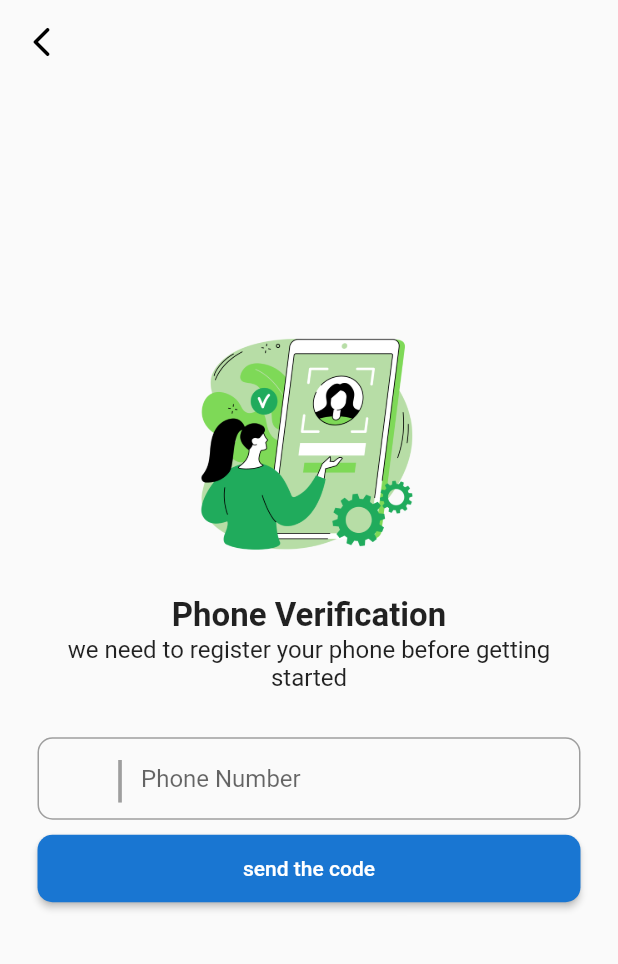
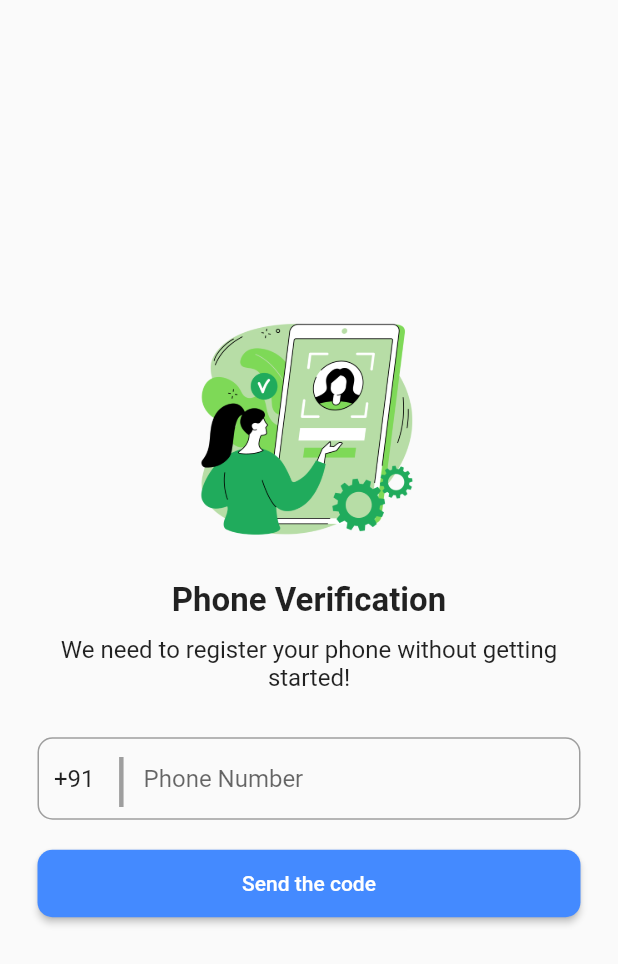
Before and after one commit to GoyalRocks/Crime_Detection, a Flutter app: the MyPhone screen opened by its route, on a phone screen of 412 x 824 dp. Shown: the top 964 px of the screen. Run offline on Flutter 3.47's test engine with Material 2 defaults, Android fonts, the phone set to English and light mode, and no system bars; our stand-ins replace firebase_auth, firebase_core, google_maps_flutter, permission_handler, pinput; missing offline and left inert: zego_uikit_prebuilt_live_streaming; accounts and stored records are empty.

Commit message:
crime detectction

```diff
--- /dev/null
+++ b/lib/const.dart
@@ -0,0 +1,4 @@
+class Constants{
+  static const int appId = 1510720922;
+  static const String appSign ="d1e57ba518ed3a007545058bbee4a32108549836d39f31e3b25ae3a525484daf";
+}
--- a/lib/phone_otp.dart
+++ b/lib/phone_otp.dart
@@ -1,7 +1,10 @@
+import 'package:firebase_auth/firebase_auth.dart';
 import 'package:flutter/material.dart';
 
 class MyPhone extends StatefulWidget {
   const MyPhone({Key? key}) : super(key: key);
+
+  static String verify = "";
 
   @override
   State<MyPhone> createState() => _MyPhoneState();
@@ -9,9 +12,11 @@ class MyPhone extends StatefulWidget {
 
 class _MyPhoneState extends State<MyPhone> {
   TextEditingController countryController = TextEditingController();
+  var phone="";
 
-  void iniState()
-  {
+  @override
+  void initState() {
+    // TODO: implement initState
     countryController.text = "+91";
     super.initState();
   }
@@ -19,18 +24,6 @@ class _MyPhoneState extends State<MyPhone> {
   @override
   Widget build(BuildContext context) {
     return Scaffold(
-      extendBodyBehindAppBar: true,
-      appBar: AppBar(
-        backgroundColor: Colors.transparent,
-        leading: IconButton(
-          onPressed: (){
-            Navigator.pop(context);
-          },
-          icon: const Icon(Icons.arrow_back_ios_rounded,
-          color: Colors.black,)
-        ),
-        elevation: 0,
-      ),
       body: Container(
         margin: const EdgeInsets.only(left: 25, right: 25),
         alignment: Alignment.center,
@@ -38,13 +31,26 @@ class _MyPhoneState extends State<MyPhone> {
           child: Column(
             mainAxisAlignment: MainAxisAlignment.center,
             children: [
-              Image.asset('assets/img1.png', width: 150, height: 150,),
-              const SizedBox(height: 25,),
-              const Text("Phone Verification",
+              Image.asset(
+                'assets/img1.png',
+                width: 150,
+                height: 150,
+              ),
+              const SizedBox(
+                height: 25,
+              ),
+              const Text(
+                "Phone Verification",
                 style: TextStyle(fontSize: 22, fontWeight: FontWeight.bold),
               ),
-              const Text("we need to register your phone before getting started",
-              style: TextStyle(fontSize: 16,),
+              const SizedBox(
+                height: 10,
+              ),
+              const Text(
+                "We need to register your phone without getting started!",
+                style: TextStyle(
+                  fontSize: 16,
+                ),
                 textAlign: TextAlign.center,
               ),
               const SizedBox(
@@ -53,13 +59,14 @@ class _MyPhoneState extends State<MyPhone> {
               Container(
                 height: 55,
                 decoration: BoxDecoration(
-                  border: Border.all(
-                    width: 1, color: Colors.grey),
+                    border: Border.all(width: 1, color: Colors.grey),
                     borderRadius: BorderRadius.circular(10)),
                 child: Row(
                   mainAxisAlignment: MainAxisAlignment.center,
                   children: [
-                    const SizedBox(width: 10,),
+                    const SizedBox(
+                      width: 10,
+                    ),
                     SizedBox(
                       width: 40,
                       child: TextField(
@@ -72,12 +79,15 @@ class _MyPhoneState extends State<MyPhone> {
                     ),
                     const Text(
                       "|",
-                      style: TextStyle(fontSize: 33, color: Colors.grey),
+                      style: TextStyle(fontSize: 40, color: Colors.grey),
                     ),
                     const SizedBox(width: 10,),
-                    const Expanded(child: TextField(
+                    Expanded(child: TextField(
                       keyboardType: TextInputType.phone,
-                      decoration: InputDecoration(
+                      onChanged: (value){
+                        phone=value;
+                      },
+                      decoration: const InputDecoration(
                         border: InputBorder.none,
                         hintText: "Phone Number",
                       ),
@@ -85,26 +95,35 @@ class _MyPhoneState extends State<MyPhone> {
                   ],
                 ),
               ),
-              const SizedBox(height: 10,),
+              const SizedBox(
+                height: 20,
+              ),
               SizedBox(
                 width: double.infinity,
                 height: 45,
                 child: ElevatedButton(
                     style: ElevatedButton.styleFrom(
-                    backgroundColor: Colors.blue.shade700,
+                        backgroundColor: Colors.blueAccent,
                         shape: RoundedRectangleBorder(
-                      borderRadius: BorderRadius.circular(10)
-                    )
-                  ),
-                  onPressed: (){
+                            borderRadius: BorderRadius.circular(10))),
+                    onPressed: () async{
+                      await FirebaseAuth.instance.verifyPhoneNumber(
+                        phoneNumber: countryController.text+phone,
+                        verificationCompleted: (PhoneAuthCredential credential) {},
+                        verificationFailed: (FirebaseAuthException e) {},
+                        codeSent: (String verificationId, int? resendToken) {
+                          MyPhone.verify = verificationId;
                           Navigator.pushNamed(context, 'verify');
                         },
-                  child: const Text("send the code"),
-                ),
+                        codeAutoRetrievalTimeout: (String verificationId) {},
+                      );
+                    },
+                    //
+                    child: const Text("Send the code")),
               )
             ],
           ),
-        )
+        ),
       ),
     );
   }
```
Also changed, not shown: lib/home_page.dart (+16 -2 lines), lib/livestream.dart (added, +25 -0 lines), lib/location.dart (added, +22 -0 lines), lib/main.dart (+7 -2 lines), lib/real_time_face_detection.dart (added, +43 -0 lines), lib/register.dart (+22 -18 lines), lib/verify.dart (+24 -2 lines), pubspec.yaml (+10 -0 lines), pubspec.lock, 8 other files. Lines whose indentation alone changed are shown as unchanged.
